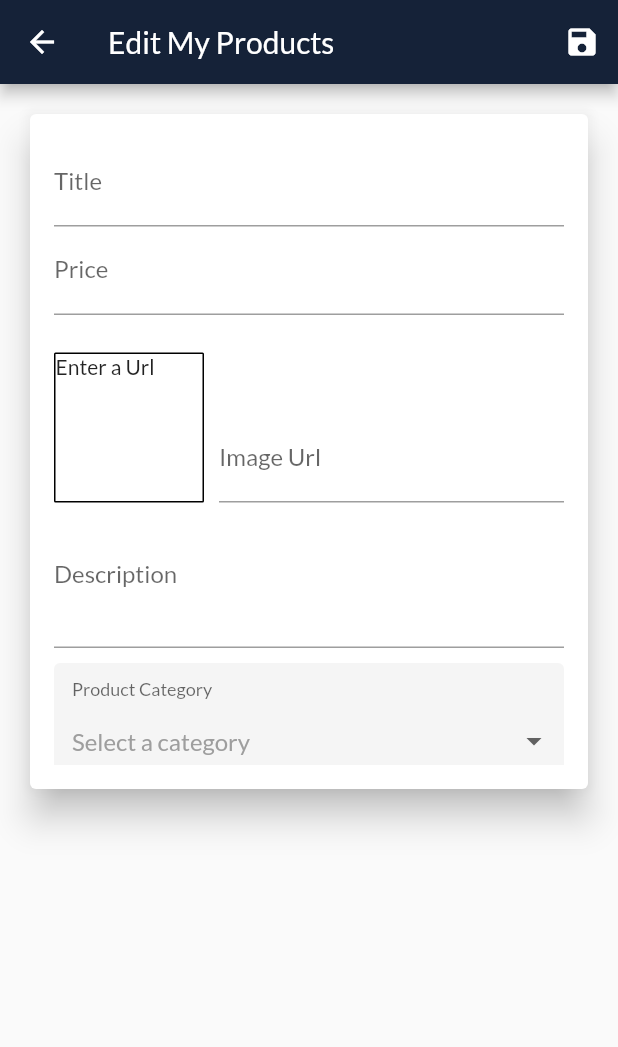
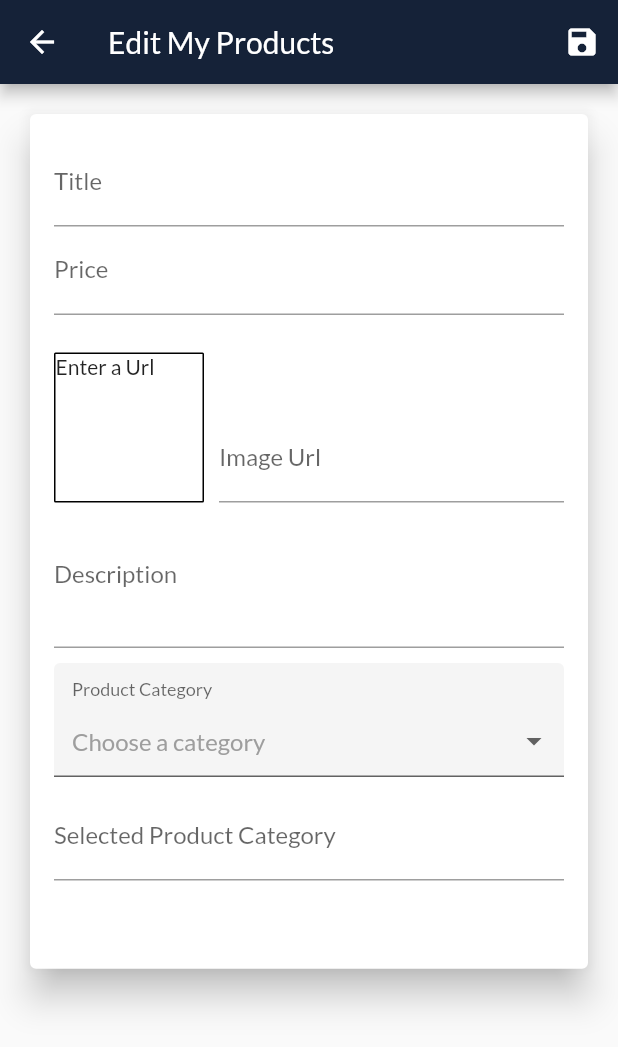
Before and after one commit to maushook-bot/kryptonian-flutter-app, a Flutter app: the EditProductScreen screen opened by its route, on a phone screen of 412 x 824 dp. Shown: the top 1047 px of the screen. Run offline on Flutter 3.47's test engine with Material 2 defaults, Android fonts, the phone set to English and light mode, and no system bars; drawn by our look-alikes of dropdown_formfield; our stand-ins replace email_validator, flutter_dotenv, flutter_slidable, google_fonts, sensors, shared_preferences; missing offline and left inert: stepper_touch; accounts and stored records are empty.

Commit message:
Category-dropDown-bug-fixes-v4.3-stable

```diff
--- a/lib/main.dart
+++ b/lib/main.dart
@@ -1,6 +1,6 @@
 /// @@@ Kryptonian Shop APP @@@
 /// @@@ version: 4.3 @@@
-/// @@@ App Features: Product Categories & Category DropDown✨
+/// @@@ App Features: Product Categories & Category DropDown & Bug Fixes✨
 /// @@@ WebServer: FireBase @@@
 /// @@@ AUTHOR: Maushook @@@
 /// @@@ COPYRIGHT: Neural Bots Inc @@@
--- a/lib/providers/orders.dart
+++ b/lib/providers/orders.dart
@@ -78,7 +78,7 @@ class Orders with ChangeNotifier {
       final response = await http.get(url);
       final Map<String, dynamic> result = json.decode(response.body);
       final List<OrderItem> loadedOrder = [];
-      print(result);
+      //print(result);
 
       if (result != null) {
         result.forEach(
--- a/lib/screens/edit_product_screen.dart
+++ b/lib/screens/edit_product_screen.dart
@@ -44,7 +44,7 @@ class _EditProductScreenState extends State<EditProductScreen> {
   @override
   void initState() {
     // TODO: implement initState
-    _selectCategory = '';
+    //_selectCategory = '';
     _imageUrlFocusNode.addListener(_updateImageUrl);
     super.initState();
   }
@@ -153,6 +153,7 @@ class _EditProductScreenState extends State<EditProductScreen> {
     final productsData = Provider.of<Products>(context, listen: true);
     final cartData = Provider.of<Cart>(context, listen: true);
     final catData = Provider.of<Categories>(context, listen: false);
+    final deviceSize = MediaQuery.of(context).size;
 
     return Scaffold(
       appBar: AppBar(
@@ -169,7 +170,7 @@ class _EditProductScreenState extends State<EditProductScreen> {
       body: isLoading == true
           ? Center(child: CircularProgressIndicator())
           : Container(
-              height: 490,
+              height: deviceSize.height * 0.74,
               padding: const EdgeInsets.all(16.0),
               child: Card(
                 elevation: 10.0,
@@ -332,7 +333,7 @@ class _EditProductScreenState extends State<EditProductScreen> {
                         SizedBox(height: 10),
                         DropDownFormField(
                           titleText: 'Product Category',
-                          hintText: 'Select a category',
+                          hintText: 'Choose a category',
                           value: _selectCategory,
                           onSaved: (newValue) {
                             setState(() {
@@ -357,6 +358,14 @@ class _EditProductScreenState extends State<EditProductScreen> {
                           textField: 'display',
                           valueField: 'value',
                         ),
+                        SizedBox(height: 10),
+                        TextFormField(
+                          initialValue: _initValues['category'],
+                          autovalidateMode: AutovalidateMode.onUserInteraction,
+                          decoration:
+                          InputDecoration(labelText: 'Selected Product Category'),
+                          keyboardType: TextInputType.text,
+                        ),
                       ],
                     ),
                   ),
```
Also changed, not shown: lib/screens/product_details_screen.dart (+5 -2 lines).
